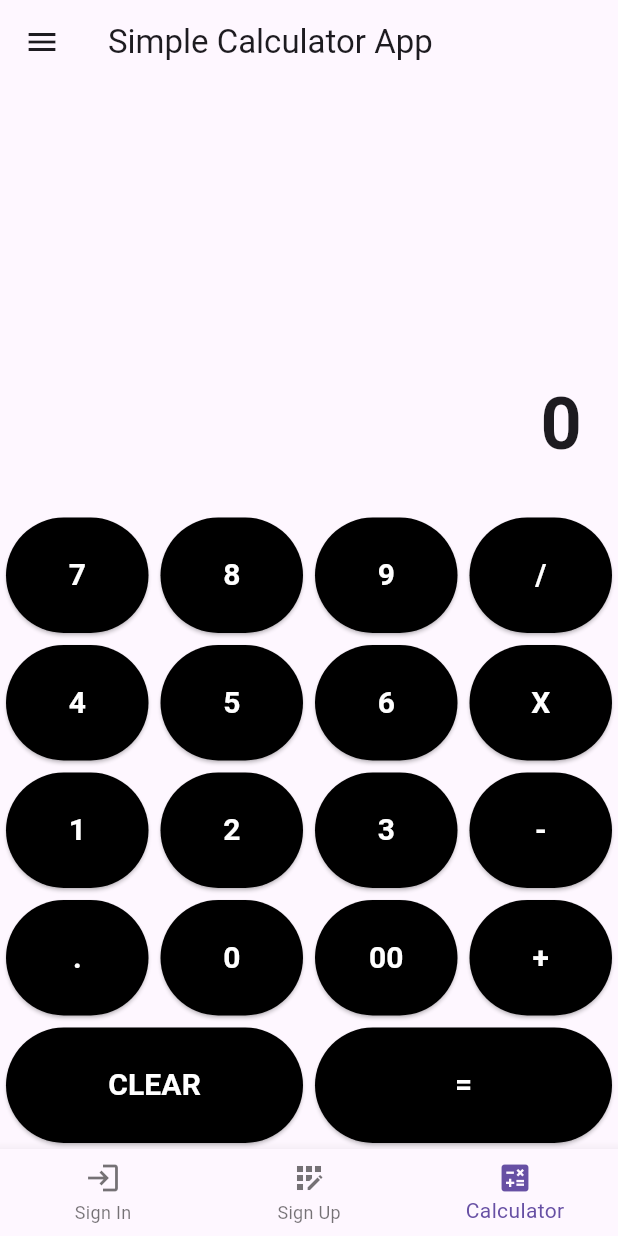
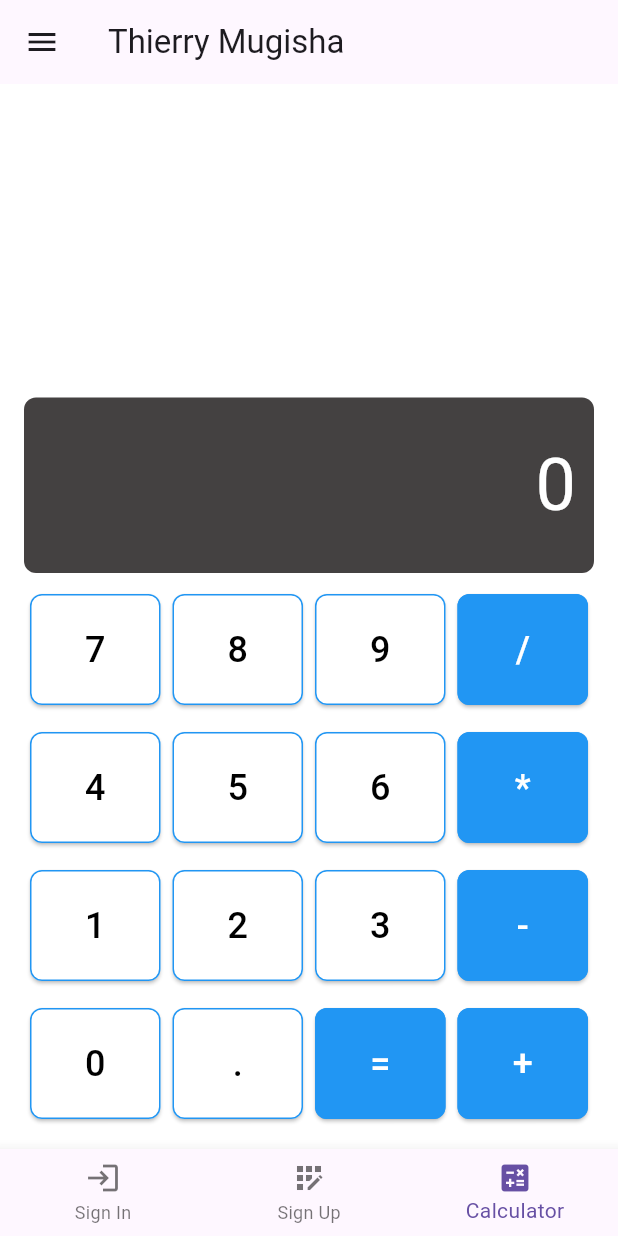
Before and after one commit to r-e-d-ant/calculator_signin_signup_24300, a Flutter app: the screen it shows after launch, item 3 of the bottom bar chosen, on a phone screen of 412 x 824 dp. Run offline on Flutter 3.47's test engine with Material 3 defaults, Android fonts, the phone set to English and light mode, and no system bars.

Commit message:
assignment number two

```diff
--- a/lib/main.dart
+++ b/lib/main.dart
@@ -11,6 +11,7 @@ class MyApp extends StatelessWidget {
   @override
   Widget build(BuildContext context) {
     return MaterialApp(
+      debugShowCheckedModeBanner: false,
       home: HomeScreen(),
     );
   }
@@ -33,7 +34,7 @@ class _HomeScreenState extends State<HomeScreen> {
   Widget build(BuildContext context) {
     return Scaffold(
       appBar: AppBar(
-        title: Text('Simple Calculator App'),
+        title: Text('Thierry Mugisha'),
       ),
       body: _screens[_currentIndex],
       bottomNavigationBar: BottomNavigationBar(
@@ -67,7 +68,7 @@ class _HomeScreenState extends State<HomeScreen> {
                 color: Colors.blue,
               ),
               child: Text(
-                'Profile',
+                'Thierry M.',
                 style: TextStyle(
                   color: Colors.white,
                   fontSize: 24,
--- a/lib/screens/calculator_screen.dart
+++ b/lib/screens/calculator_screen.dart
@@ -3,85 +3,71 @@ import 'package:flutter/material.dart';
 class CalculatorScreen extends StatelessWidget {
   @override
   Widget build(BuildContext context) {
-    return Column(
-      mainAxisAlignment: MainAxisAlignment.end,
-      children: <Widget>[
-        Expanded(
-          child: Container(
-            alignment: Alignment.bottomRight,
-            padding: EdgeInsets.all(24),
-            child: Text(
-              '0',
-              style: TextStyle(
-                fontSize: 48,
-                fontWeight: FontWeight.bold,
-              ),
-            ),
-          ),
+    return Scaffold(
+      backgroundColor: Colors.white,
+      body: Padding(
+        padding: EdgeInsets.all(16.0),
+        child: Column(
+          mainAxisAlignment: MainAxisAlignment.end,
+          children: [
+            _buildDisplay(),
+            SizedBox(height: 10),
+            _buildButtonRow(['7', '8', '9', '/']),
+            SizedBox(height: 10),
+            _buildButtonRow(['4', '5', '6', '*']),
+            SizedBox(height: 10),
+            _buildButtonRow(['1', '2', '3', '-']),
+            SizedBox(height: 10),
+            _buildButtonRow(['0', '.', '=', '+']),
+          ],
         ),
-        Column(
-          children: <Widget>[
-            Row(
-              children: <Widget>[
-                buildButton("7"),
-                buildButton("8"),
-                buildButton("9"),
-                buildButton("/"),
-              ],
-            ),
-            Row(
-              children: <Widget>[
-                buildButton("4"),
-                buildButton("5"),
-                buildButton("6"),
-                buildButton("X"),
-              ],
-            ),
-            Row(
-              children: <Widget>[
-                buildButton("1"),
-                buildButton("2"),
-                buildButton("3"),
-                buildButton("-"),
-              ],
-            ),
-            Row(
-              children: <Widget>[
-                buildButton("."),
-                buildButton("0"),
-                buildButton("00"),
-                buildButton("+"),
-              ],
-            ),
-            Row(
-              children: <Widget>[
-                buildButton("CLEAR"),
-                buildButton("="),
-              ],
-            ),
-          ],
-        )
-      ],
+      ),
     );
   }
 
-  Widget buildButton(String buttonText) {
+  Widget _buildDisplay() {
+    return Container(
+      alignment: Alignment.centerRight,
+      padding: EdgeInsets.symmetric(horizontal: 12, vertical: 24),
+      decoration: BoxDecoration(
+        color: Color.fromARGB(255, 68, 65, 65),
+        borderRadius: BorderRadius.circular(8),
+      ),
+      child: Text(
+        '0',
+        style: TextStyle(color: Colors.white, fontSize: 48),
+      ),
+    );
+  }
+
+  Widget _buildButtonRow(List<String> buttons) {
+    return Row(
+      mainAxisAlignment: MainAxisAlignment.spaceEvenly,
+      children: buttons.map((button) {
+        bool isOperator = ['/', '*', '-', '+', '='].contains(button);
+        return _buildButton(button, isOperator);
+      }).toList(),
+    );
+  }
+
+  Widget _buildButton(String text, bool isOperator) {
     return Expanded(
       child: Container(
-        margin: EdgeInsets.all(4),
+        margin: EdgeInsets.all(4.0),
         child: ElevatedButton(
           style: ElevatedButton.styleFrom(
-            backgroundColor: Colors.black, // Updated to `backgroundColor`
-            padding: EdgeInsets.all(24),
-            foregroundColor: Colors.white, // Updated to `foregroundColor`
+            padding: EdgeInsets.all(20.0),
+            backgroundColor: isOperator ? Colors.blue : Colors.white, // Updated from primary
+            foregroundColor: isOperator ? Colors.white : Colors.black, // Updated from onPrimary
+            shape: RoundedRectangleBorder(
+              borderRadius: BorderRadius.circular(8),
+              side: BorderSide(color: Colors.blue),
+            ),
           ),
           onPressed: () {},
           child: Text(
-            buttonText,
-            style: TextStyle(
-              fontSize: 20,
-              fontWeight: FontWeight.bold,
-            ),
+            text,
+            style: TextStyle(fontSize: 24),
           ),
         ),
       ),
--- a/lib/screens/sign_in_screen.dart
+++ b/lib/screens/sign_in_screen.dart
@@ -26,15 +26,15 @@ class SignInScreen extends StatelessWidget {
           ElevatedButton(
             onPressed: () {},
             style: ElevatedButton.styleFrom(
-              backgroundColor: Colors.blue, // Updated to `backgroundColor`
+              backgroundColor: Colors.blue,
               padding: EdgeInsets.symmetric(horizontal: 100, vertical: 20),
-              foregroundColor: Colors.white, // Updated to `foregroundColor`
+              foregroundColor: Colors.white,
             ),
             child: Text('Sign In'),
           ),
           TextButton(
             onPressed: () {
-              // Navigate to the Sign Up screen
+              // go to on Sign Up screen
             },
             child: Text('Don\'t have an account? Sign Up'),
           ),
--- a/lib/screens/sign_up_screen.dart
+++ b/lib/screens/sign_up_screen.dart
@@ -33,9 +33,9 @@ class SignUpScreen extends StatelessWidget {
           ElevatedButton(
             onPressed: () {},
             style: ElevatedButton.styleFrom(
-              backgroundColor: Colors.blue, // Updated to `backgroundColor`
+              backgroundColor: Colors.blue,
               padding: EdgeInsets.symmetric(horizontal: 100, vertical: 20),
-              foregroundColor: Colors.white, // Updated to `foregroundColor`
+              foregroundColor: Colors.white,
             ),
             child: Text('Sign Up'),
           ),
```
